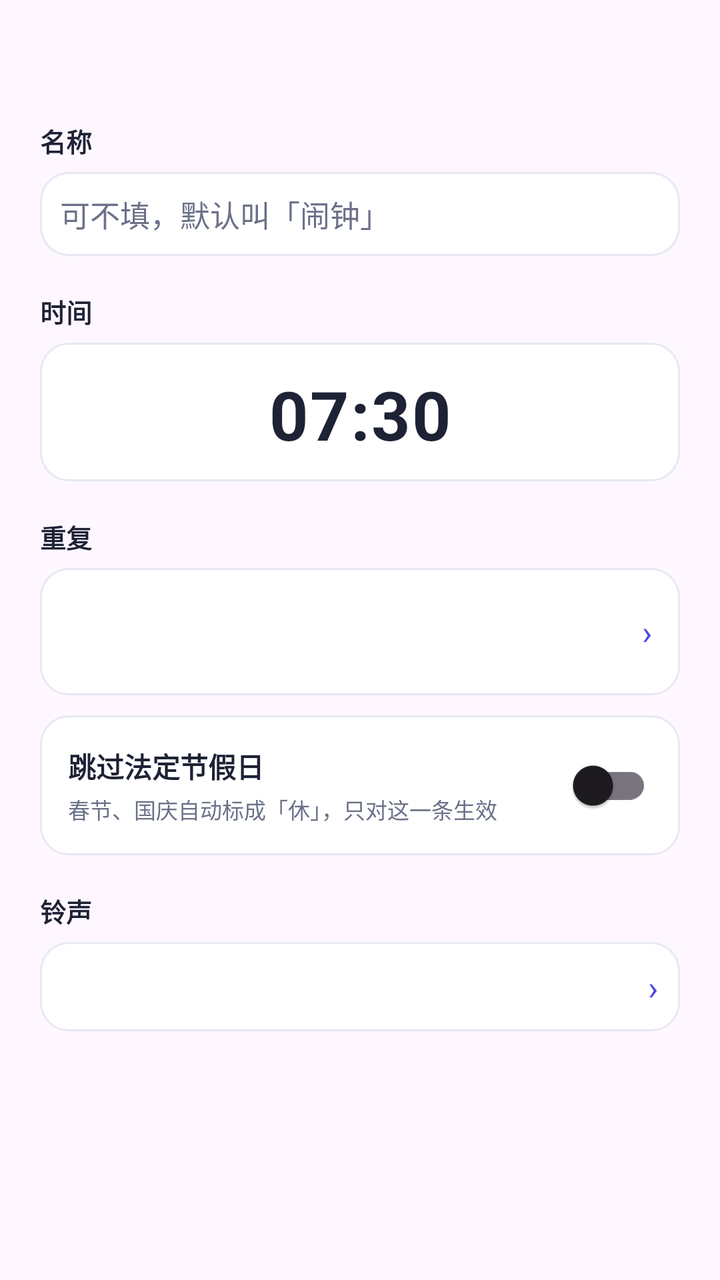
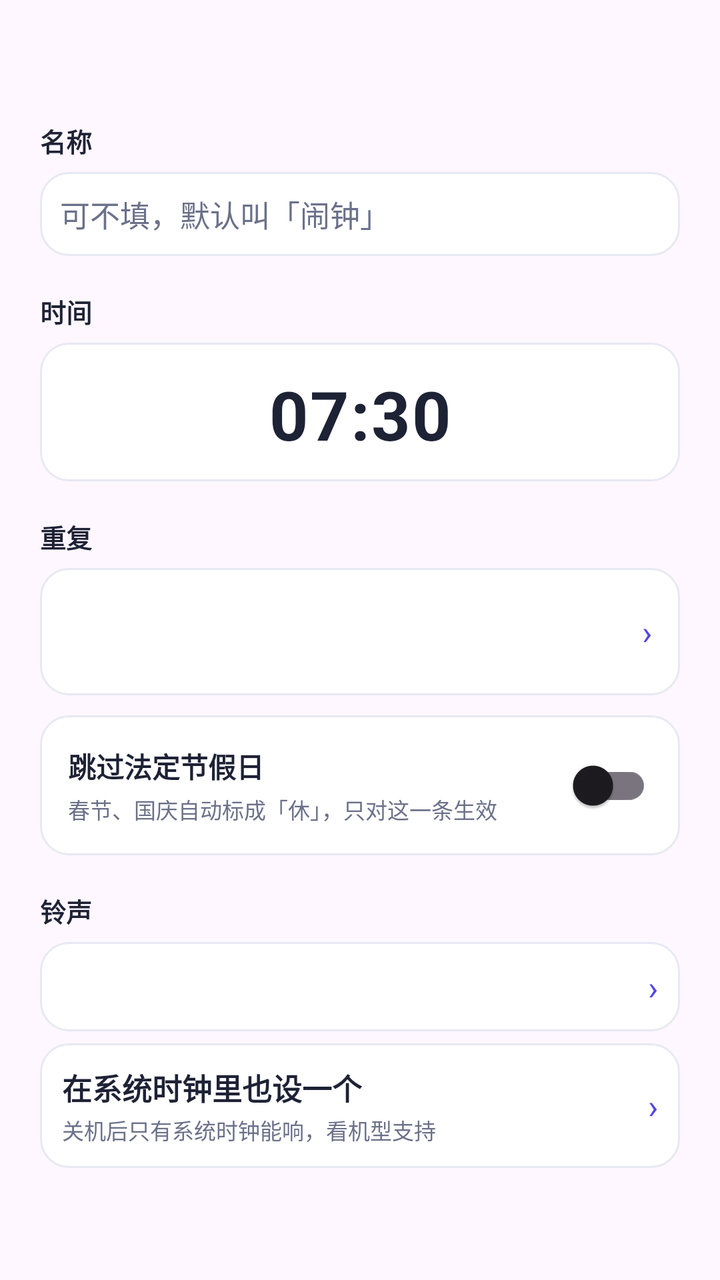

Screens rendered from an Android XML layout before and after an edit, with the pre-edit source and the edit as a unified diff.
<!-- AndroidManifest.xml: application theme Theme.WeekdayAlarm -->
<!-- res/layout/dialog_alarm.xml -->
<?xml version="1.0" encoding="utf-8"?>
<ScrollView xmlns:android="http://schemas.android.com/apk/res/android"
    android:layout_width="match_parent"
    android:layout_height="wrap_content"
    android:fadingEdgeLength="28dp"
    android:requiresFadingEdge="vertical"
    android:fillViewport="true">

<LinearLayout
    android:layout_width="match_parent"
    android:layout_height="wrap_content"
    android:orientation="vertical"
    android:padding="20dp">

    <TextView
        android:id="@+id/tv_alarm_title"
        android:layout_width="match_parent"
        android:layout_height="wrap_content"
        android:textColor="@color/ink"
        android:textSize="17sp"
        android:textStyle="bold" />

    <TextView
        style="@style/FieldLabel"
        android:layout_width="wrap_content"
        android:layout_height="wrap_content"
        android:layout_marginTop="18dp"
        android:text="名称" />

    <EditText
        android:id="@+id/et_alarm_label"
        android:layout_width="match_parent"
        android:layout_height="wrap_content"
        android:layout_marginTop="6dp"
        android:background="@drawable/bg_field_outline"
        android:importantForAutofill="no"
        android:inputType="text"
        android:maxLength="12"
        android:maxLines="1"
        android:padding="10dp"
        android:hint="可不填，默认叫「闹钟」"
        android:textColorHint="@color/sub"
        android:textColor="@color/ink"
        android:textSize="15sp" />

    <TextView
        style="@style/FieldLabel"
        android:layout_width="wrap_content"
        android:layout_height="wrap_content"
        android:layout_marginTop="18dp"
        android:text="时间" />

    
    <LinearLayout
        android:id="@+id/box_alarm_time"
        android:layout_width="match_parent"
        android:layout_height="wrap_content"
        android:layout_marginTop="6dp"
        android:background="@drawable/bg_field_outline"
        android:clickable="true"
        android:focusable="true"
        android:gravity="center"
        android:orientation="vertical"
        android:paddingTop="13dp"
        android:paddingBottom="11dp">

        <TextView
            android:id="@+id/tv_alarm_pick_time"
            android:layout_width="match_parent"
            android:layout_height="wrap_content"
            android:gravity="center"
            android:letterSpacing="0.02"
            android:paddingStart="14dp"
            android:paddingEnd="14dp"
            android:text="07:30"
            android:textColor="@color/ink"
            android:textSize="34sp"
            android:textStyle="bold" />

        <TextView
            android:id="@+id/tv_alarm_time_source"
            android:layout_width="match_parent"
            android:layout_height="wrap_content"
            android:layout_marginTop="3dp"
            android:gravity="center"
            android:paddingStart="14dp"
            android:paddingEnd="14dp"
            android:textColor="@color/sub"
            android:textSize="12sp"
            android:visibility="gone" />
    </LinearLayout>

    
    <LinearLayout
        android:id="@+id/row_shift_follow"
        android:layout_width="match_parent"
        android:layout_height="wrap_content"
        android:layout_marginTop="10dp"
        android:background="@drawable/bg_dialog_row"
        android:clickable="true"
        android:focusable="true"
        android:gravity="center_vertical"
        android:orientation="horizontal"
        android:paddingStart="14dp"
        android:paddingTop="12dp"
        android:paddingEnd="14dp"
        android:paddingBottom="12dp"
        android:visibility="gone">

        <TextView
            android:id="@+id/tv_shift_follow"
            android:layout_width="0dp"
            android:layout_height="wrap_content"
            android:layout_weight="1"
            android:text="白班、夜班 · 开始前 1 小时 30 分"
            android:textColor="@color/indigo"
            android:textSize="14sp"
            android:textStyle="bold" />

        <TextView style="@style/ValueChevron" />
    </LinearLayout>

    <TextView
        style="@style/FieldLabel"
        android:layout_width="wrap_content"
        android:layout_height="wrap_content"
        android:layout_marginTop="18dp"
        android:text="重复" />

    
    <LinearLayout
        android:id="@+id/row_repeat"
        android:layout_width="match_parent"
        android:layout_height="wrap_content"
        android:layout_marginTop="6dp"
        android:background="@drawable/bg_field_outline"
        android:clickable="true"
        android:focusable="true"
        android:gravity="center_vertical"
        android:orientation="horizontal"
        android:paddingStart="14dp"
        android:paddingTop="12dp"
        android:paddingEnd="14dp"
        android:paddingBottom="12dp">

        <LinearLayout
            android:layout_width="0dp"
            android:layout_height="wrap_content"
            android:layout_weight="1"
            android:orientation="vertical">

            <TextView
                android:id="@+id/tv_repeat_value"
                android:layout_width="match_parent"
                android:layout_height="wrap_content"
                android:textColor="@color/ink"
                android:textSize="15sp"
                android:textStyle="bold" />

            <TextView
                android:id="@+id/tv_repeat_sub"
                android:layout_width="match_parent"
                android:layout_height="wrap_content"
                android:layout_marginTop="3dp"
                android:textColor="@color/sub"
                android:textSize="12sp" />
        </LinearLayout>

        <TextView style="@style/SettingsChevron" />
    </LinearLayout>

    
    <LinearLayout
        android:id="@+id/row_own_rule"
        android:layout_width="match_parent"
        android:layout_height="wrap_content"
        android:layout_marginTop="10dp"
        android:background="@drawable/bg_dialog_row"
        android:clickable="true"
        android:focusable="true"
        android:gravity="center_vertical"
        android:orientation="horizontal"
        android:paddingStart="14dp"
        android:paddingTop="12dp"
        android:paddingEnd="14dp"
        android:paddingBottom="12dp"
        android:visibility="gone">

        <TextView
            android:id="@+id/tv_own_rule"
            android:layout_width="0dp"
            android:layout_height="wrap_content"
            android:layout_weight="1"
            android:text="4 天上 2 天"
            android:textColor="@color/indigo"
            android:textSize="14sp"
            android:textStyle="bold" />

        <TextView style="@style/ValueChevron" />
    </LinearLayout>

    
    <LinearLayout
        android:id="@+id/row_once_date"
        android:layout_width="match_parent"
        android:layout_height="wrap_content"
        android:layout_marginTop="10dp"
        android:background="@drawable/bg_field_outline"
        android:clickable="true"
        android:focusable="true"
        android:orientation="vertical"
        android:padding="11dp"
        android:visibility="gone">

        <TextView
            style="@style/FieldLabel"
            android:layout_width="wrap_content"
            android:layout_height="wrap_content"
            android:text="哪一天" />

        <TextView
            android:id="@+id/tv_once_date"
            android:layout_width="match_parent"
            android:layout_height="wrap_content"
            android:layout_marginTop="3dp"
            android:textColor="@color/indigo"
            android:textSize="16sp"
            android:textStyle="bold" />
    </LinearLayout>

    
    <LinearLayout
        android:id="@+id/row_holiday_alarm"
        android:layout_width="match_parent"
        android:layout_height="wrap_content"
        android:layout_marginTop="10dp"
        android:background="@drawable/bg_field_outline"
        android:gravity="center_vertical"
        android:orientation="horizontal"
        android:paddingStart="14dp"
        android:paddingTop="11dp"
        android:paddingEnd="14dp"
        android:paddingBottom="11dp">

        <LinearLayout
            android:layout_width="0dp"
            android:layout_height="wrap_content"
            android:layout_weight="1"
            android:orientation="vertical">

            <TextView
                android:layout_width="wrap_content"
                android:layout_height="wrap_content"
                android:text="跳过法定节假日"
                android:textColor="@color/ink"
                android:textSize="14sp"
                android:textStyle="bold" />

            <TextView
                android:id="@+id/tv_alarm_holiday_hint"
                android:layout_width="wrap_content"
                android:layout_height="wrap_content"
                android:layout_marginTop="3dp"
                android:text="春节、国庆自动标成「休」，只对这一条生效"
                android:textColor="@color/sub"
                android:textSize="11sp" />
        </LinearLayout>

        <androidx.appcompat.widget.SwitchCompat
            android:id="@+id/sw_alarm_holiday"
            android:layout_width="wrap_content"
            android:layout_height="wrap_content" />
    </LinearLayout>

    
    <TextView
        style="@style/FieldLabel"
        android:layout_width="wrap_content"
        android:layout_height="wrap_content"
        android:layout_marginTop="18dp"
        android:text="铃声" />

    
    <LinearLayout
        android:id="@+id/row_alarm_ringtone"
        android:layout_width="match_parent"
        android:layout_height="wrap_content"
        android:layout_marginTop="6dp"
        android:background="@drawable/bg_field_outline"
        android:clickable="true"
        android:focusable="true"
        android:gravity="center_vertical"
        android:orientation="horizontal"
        android:paddingStart="11dp"
        android:paddingTop="11dp"
        android:paddingEnd="11dp"
        android:paddingBottom="11dp">

        <TextView
            android:id="@+id/tv_alarm_ringtone"
            android:layout_width="0dp"
            android:layout_height="wrap_content"
            android:layout_weight="1"
            android:ellipsize="end"
            android:maxLines="2"
            android:textColor="@color/ink"
            android:textSize="15sp"
            android:textStyle="bold" />

        <TextView style="@style/SettingsChevron" />
    </LinearLayout>
</LinearLayout>

</ScrollView>
<!-- resources referenced by this layout -->
<resources>
  <color name="indigo">#4F46E5</color>
  <color name="ink">#1E2235</color>
  <color name="sub">#6B7189</color>
  <!-- drawable bg_dialog_row (drawable) -->
  <?xml version="1.0" encoding="utf-8"?>
  <shape xmlns:android="http://schemas.android.com/apk/res/android"
      android:shape="rectangle">
      <solid android:color="@color/card" />
      <stroke
          android:width="1dp"
          android:color="@color/line" />
      <corners android:radius="@dimen/radius_row" />
  </shape>
  <!-- drawable bg_field_outline (drawable) -->
  <?xml version="1.0" encoding="utf-8"?>
  <ripple xmlns:android="http://schemas.android.com/apk/res/android"
      android:color="#1F4F46E5">
      <item>
          <shape android:shape="rectangle">
              <solid android:color="@color/card" />
              <corners android:radius="@dimen/radius_row" />
              <stroke
                  android:width="1dp"
                  android:color="@color/line" />
          </shape>
      </item>
  </ripple>
  <style name="FieldLabel">
          <item name="android:textColor">@color/ink</item>
          <item name="android:textSize">@dimen/font_body</item>
          <item name="android:textStyle">bold</item>
      </style>
  <style name="SettingsChevron">
          <item name="android:layout_width">wrap_content</item>
          <item name="android:layout_height">wrap_content</item>
          <item name="android:layout_marginStart">@dimen/space_6</item>
          <item name="android:text">›</item>
          <item name="android:textColor">@color/indigo</item>
          <item name="android:textSize">@dimen/font_chevron</item>
      </style>
  <style name="ValueChevron">
          <item name="android:layout_width">wrap_content</item>
          <item name="android:layout_height">wrap_content</item>
          <item name="android:layout_marginStart">@dimen/space_6</item>
          <item name="android:text">›</item>
          <item name="android:textColor">@color/sub</item>
          <item name="android:textSize">@dimen/font_chevron</item>
      </style>
  <style name="Theme.WeekdayAlarm" parent="Theme.Material3.DayNight.NoActionBar">
          <item name="colorPrimary">@color/indigo</item>
          <item name="colorPrimaryVariant">@color/indigo_dark</item>
          <item name="colorOnPrimary">@color/white</item>
          <item name="android:statusBarColor">@color/bg</item>
          <item name="android:windowLightStatusBar">true</item>
      </style>
  <color name="card">#FFFFFF</color>
  <color name="line">#E7E9F3</color>
  <dimen name="radius_row">14dp</dimen>
  <dimen name="font_body">13sp</dimen>
  <dimen name="space_6">6dp</dimen>
  <dimen name="font_chevron">17sp</dimen>
  <color name="indigo_dark">#4338CA</color>
  <color name="white">#FFFFFFFF</color>
  <color name="bg">#F4F5FB</color>
</resources>

<!-- the commit's change to res/layout/dialog_alarm.xml (unified diff, before → after) -->
@@ -309,6 +309,47 @@
 
         <TextView style="@style/SettingsChevron" />
     </LinearLayout>
+
+    
+    <LinearLayout
+        android:id="@+id/row_system_clock"
+        android:layout_width="match_parent"
+        android:layout_height="wrap_content"
+        android:layout_marginTop="6dp"
+        android:background="@drawable/bg_field_outline"
+        android:clickable="true"
+        android:focusable="true"
+        android:gravity="center_vertical"
+        android:orientation="horizontal"
+        android:paddingStart="11dp"
+        android:paddingTop="11dp"
+        android:paddingEnd="11dp"
+        android:paddingBottom="11dp">
+
+        <LinearLayout
+            android:layout_width="0dp"
+            android:layout_height="wrap_content"
+            android:layout_weight="1"
+            android:orientation="vertical">
+
+            <TextView
+                android:layout_width="wrap_content"
+                android:layout_height="wrap_content"
+                android:text="@string/system_clock_row"
+                android:textColor="@color/ink"
+                android:textSize="15sp"
+                android:textStyle="bold" />
+
+            <TextView
+                style="@style/SettingsSummary"
+                android:layout_width="wrap_content"
+                android:layout_height="wrap_content"
+                android:layout_marginTop="2dp"
+                android:text="@string/system_clock_row_sub" />
+        </LinearLayout>
+
+        <TextView style="@style/SettingsChevron" />
+    </LinearLayout>
 </LinearLayout>
 
 </ScrollView>
<!-- resource entries referenced after the edit -->
@@ -27,6 +27,8 @@
           </shape>
       </item>
   </ripple>
+  <string name="system_clock_row">在系统时钟里也设一个</string>
+  <string name="system_clock_row_sub">关机后只有系统时钟能响，看机型支持</string>
   <style name="FieldLabel">
           <item name="android:textColor">@color/ink</item>
           <item name="android:textSize">@dimen/font_body</item>
@@ -39,6 +41,11 @@
           <item name="android:text">›</item>
           <item name="android:textColor">@color/indigo</item>
           <item name="android:textSize">@dimen/font_chevron</item>
+      </style>
+  <style name="SettingsSummary">
+          <item name="android:textColor">@color/sub</item>
+          <item name="android:textSize">@dimen/font_caption</item>
+          <item name="android:lineSpacingMultiplier">1.2</item>
       </style>
   <style name="ValueChevron">
           <item name="android:layout_width">wrap_content</item>
@@ -61,6 +68,7 @@
   <dimen name="font_body">13sp</dimen>
   <dimen name="space_6">6dp</dimen>
   <dimen name="font_chevron">17sp</dimen>
+  <dimen name="font_caption">11sp</dimen>
   <color name="indigo_dark">#4338CA</color>
   <color name="white">#FFFFFFFF</color>
   <color name="bg">#F4F5FB</color>
